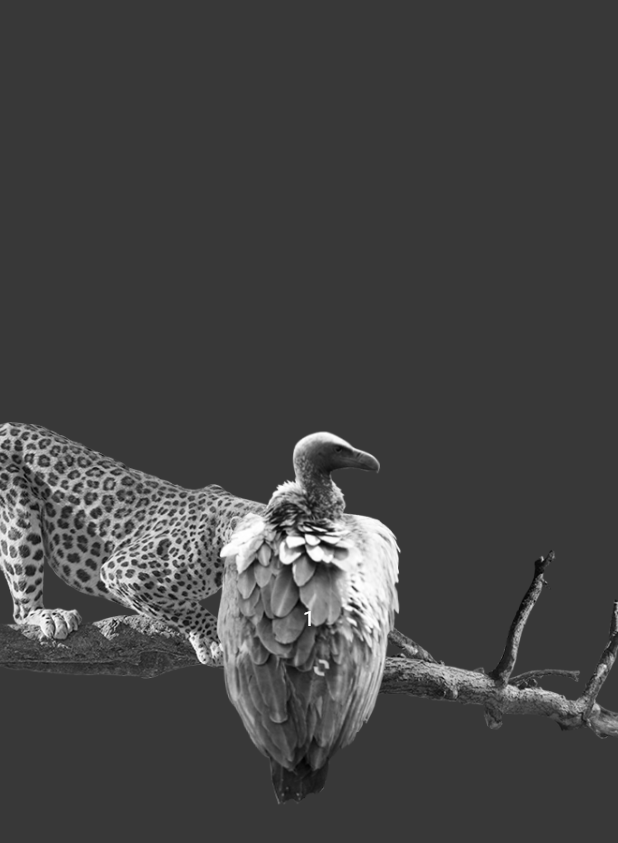
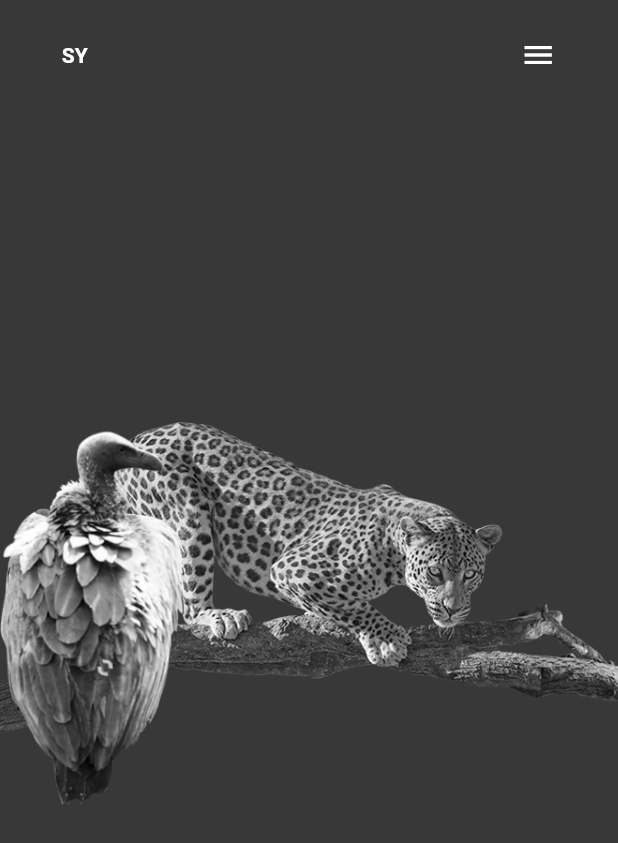
Before and after one commit to drexel-ue/sy_expedition, a Flutter app: the screen it shows after launch, on a phone screen of 412 x 824 dp. Shown: the top 843 px of the screen. Run offline on Flutter 3.47's test engine with Material 2 defaults, Android fonts, the phone set to English and light mode, and no system bars; statements that could not run were skipped.

Commit message:
Add appbar

```diff
--- a/lib/home_view.dart
+++ b/lib/home_view.dart
@@ -1,6 +1,7 @@
 import 'package:flutter/material.dart';
 import 'package:provider/provider.dart';
 import 'package:sy_expedition/asset_constants.dart';
+import 'package:sy_expedition/color_constants.dart';
 
 class PageOffsetNotifier with ChangeNotifier {
   double _offset = 0;
@@ -45,11 +46,10 @@ class _HomeViewState extends State<HomeView> {
     return ChangeNotifierProvider<PageOffsetNotifier>(
       create: (_) => PageOffsetNotifier(_pageController),
       child: Scaffold(
-        body: Stack(
-          alignment: Alignment.center,
+        body: SafeArea(
+          child: Stack(
+            alignment: Alignment.centerLeft,
             children: [
-            Leopard(),
-            Vulture(),
               PageView(
                 controller: _pageController,
                 physics: const ClampingScrollPhysics(),
@@ -58,7 +58,11 @@ class _HomeViewState extends State<HomeView> {
                   Center(child: Text('2')),
                 ],
               ),
+              SyAppBar(),
+              Leopard(),
+              Vulture(),
             ],
+          ),
         ),
       ),
     );
@@ -102,3 +106,32 @@ class Vulture extends StatelessWidget {
     );
   }
 }
+
+class SyAppBar extends StatelessWidget {
+  const SyAppBar({Key key}) : super(key: key);
+
+  @override
+  Widget build(BuildContext context) {
+    final size = MediaQuery.of(context).size;
+    final width = size.width;
+    final height = size.height;
+
+    return Positioned(
+      top: 0,
+      child: Container(
+        width: width,
+        padding: EdgeInsets.symmetric(horizontal: width * .1, vertical: height * .03),
+        child: Row(
+          children: [
+            const Text(
+              'SY',
+              style: TextStyle(fontWeight: FontWeight.bold),
+            ),
+            const Spacer(),
+            Icon(Icons.menu, color: white),
+          ],
+        ),
+      ),
+    );
+  }
+}
```
Lines whose indentation alone changed are shown as unchanged.
